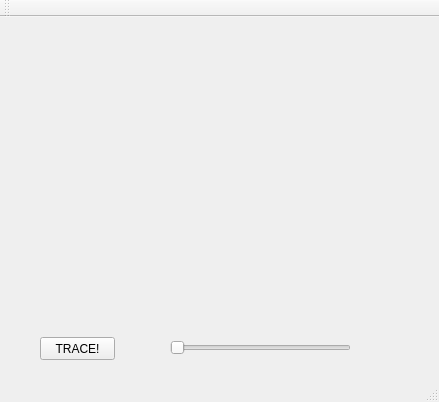
Old version of the form mainwindow.ui in the repository jrem090/Raytracer.
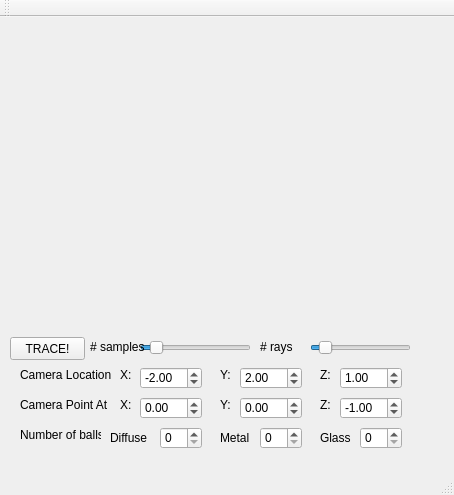
New version of the form.

The edit to the form file:
```diff
--- a/mainwindow.ui
+++ b/mainwindow.ui
@@ -6,8 +6,8 @@
    <rect>
     <x>0</x>
     <y>0</y>
-    <width>439</width>
-    <height>402</height>
+    <width>454</width>
+    <height>495</height>
    </rect>
   </property>
   <property name="windowTitle">
@@ -17,7 +17,7 @@
    <widget class="QPushButton" name="pushButton">
     <property name="geometry">
      <rect>
-      <x>40</x>
+      <x>10</x>
       <y>320</y>
       <width>75</width>
       <height>23</height>
@@ -40,16 +40,370 @@
    <widget class="QSlider" name="blue_slide">
     <property name="geometry">
      <rect>
-      <x>170</x>
+      <x>140</x>
       <y>320</y>
-      <width>181</width>
+      <width>111</width>
       <height>22</height>
      </rect>
     </property>
+    <property name="minimum">
+     <number>1</number>
+    </property>
+    <property name="maximum">
+     <number>100</number>
+    </property>
+    <property name="value">
+     <number>10</number>
+    </property>
     <property name="orientation">
      <enum>Qt::Horizontal</enum>
     </property>
    </widget>
+   <widget class="QSlider" name="num_rays">
+    <property name="geometry">
+     <rect>
+      <x>310</x>
+      <y>320</y>
+      <width>101</width>
+      <height>22</height>
+     </rect>
+    </property>
+    <property name="minimum">
+     <number>1</number>
+    </property>
+    <property name="maximum">
+     <number>100</number>
+    </property>
+    <property name="value">
+     <number>10</number>
+    </property>
+    <property name="orientation">
+     <enum>Qt::Horizontal</enum>
+    </property>
+    <property name="tickPosition">
+     <enum>QSlider::NoTicks</enum>
+    </property>
+   </widget>
+   <widget class="QDoubleSpinBox" name="camera_x">
+    <property name="geometry">
+     <rect>
+      <x>140</x>
+      <y>350</y>
+      <width>62</width>
+      <height>22</height>
+     </rect>
+    </property>
+    <property name="minimum">
+     <double>-10.000000000000000</double>
+    </property>
+    <property name="maximum">
+     <double>10.000000000000000</double>
+    </property>
+    <property name="value">
+     <double>-2.000000000000000</double>
+    </property>
+   </widget>
+   <widget class="QDoubleSpinBox" name="camera_y">
+    <property name="geometry">
+     <rect>
+      <x>240</x>
+      <y>350</y>
+      <width>62</width>
+      <height>22</height>
+     </rect>
+    </property>
+    <property name="minimum">
+     <double>-10.000000000000000</double>
+    </property>
+    <property name="singleStep">
+     <double>10.000000000000000</double>
+    </property>
+    <property name="value">
+     <double>2.000000000000000</double>
+    </property>
+   </widget>
+   <widget class="QDoubleSpinBox" name="camera_z">
+    <property name="geometry">
+     <rect>
+      <x>340</x>
+      <y>350</y>
+      <width>62</width>
+      <height>22</height>
+     </rect>
+    </property>
+    <property name="minimum">
+     <double>-10.000000000000000</double>
+    </property>
+    <property name="maximum">
+     <double>10.000000000000000</double>
+    </property>
+    <property name="value">
+     <double>1.000000000000000</double>
+    </property>
+   </widget>
+   <widget class="QDoubleSpinBox" name="point_x">
+    <property name="geometry">
+     <rect>
+      <x>140</x>
+      <y>380</y>
+      <width>62</width>
+      <height>22</height>
+     </rect>
+    </property>
+    <property name="minimum">
+     <double>-10.000000000000000</double>
+    </property>
+    <property name="maximum">
+     <double>10.000000000000000</double>
+    </property>
+   </widget>
+   <widget class="QDoubleSpinBox" name="point_y">
+    <property name="geometry">
+     <rect>
+      <x>240</x>
+      <y>380</y>
+      <width>62</width>
+      <height>22</height>
+     </rect>
+    </property>
+    <property name="minimum">
+     <double>-10.000000000000000</double>
+    </property>
+    <property name="maximum">
+     <double>10.000000000000000</double>
+    </property>
+   </widget>
+   <widget class="QDoubleSpinBox" name="point_z">
+    <property name="geometry">
+     <rect>
+      <x>340</x>
+      <y>380</y>
+      <width>62</width>
+      <height>22</height>
+     </rect>
+    </property>
+    <property name="minimum">
+     <double>-10.000000000000000</double>
+    </property>
+    <property name="maximum">
+     <double>10.000000000000000</double>
+    </property>
+    <property name="value">
+     <double>-1.000000000000000</double>
+    </property>
+   </widget>
+   <widget class="QSpinBox" name="num_diffuse">
+    <property name="geometry">
+     <rect>
+      <x>160</x>
+      <y>410</y>
+      <width>42</width>
+      <height>22</height>
+     </rect>
+    </property>
+   </widget>
+   <widget class="QSpinBox" name="num_metal">
+    <property name="geometry">
+     <rect>
+      <x>260</x>
+      <y>410</y>
+      <width>42</width>
+      <height>22</height>
+     </rect>
+    </property>
+   </widget>
+   <widget class="QSpinBox" name="num_glass">
+    <property name="geometry">
+     <rect>
+      <x>360</x>
+      <y>410</y>
+      <width>42</width>
+      <height>22</height>
+     </rect>
+    </property>
+   </widget>
+   <widget class="QLabel" name="label">
+    <property name="geometry">
+     <rect>
+      <x>20</x>
+      <y>350</y>
+      <width>91</width>
+      <height>16</height>
+     </rect>
+    </property>
+    <property name="text">
+     <string>Camera Location</string>
+    </property>
+   </widget>
+   <widget class="QLabel" name="label_2">
+    <property name="geometry">
+     <rect>
+      <x>120</x>
+      <y>350</y>
+      <width>16</width>
+      <height>16</height>
+     </rect>
+    </property>
+    <property name="text">
+     <string>X:</string>
+    </property>
+   </widget>
+   <widget class="QLabel" name="label_3">
+    <property name="geometry">
+     <rect>
+      <x>120</x>
+      <y>380</y>
+      <width>16</width>
+      <height>16</height>
+     </rect>
+    </property>
+    <property name="text">
+     <string>X:</string>
+    </property>
+   </widget>
+   <widget class="QLabel" name="label_4">
+    <property name="geometry">
+     <rect>
+      <x>220</x>
+      <y>350</y>
+      <width>16</width>
+      <height>16</height>
+     </rect>
+    </property>
+    <property name="text">
+     <string>Y:</string>
+    </property>
+   </widget>
+   <widget class="QLabel" name="label_5">
+    <property name="geometry">
+     <rect>
+      <x>220</x>
+      <y>380</y>
+      <width>16</width>
+      <height>16</height>
+     </rect>
+    </property>
+    <property name="text">
+     <string>Y:</string>
+    </property>
+   </widget>
+   <widget class="QLabel" name="label_6">
+    <property name="geometry">
+     <rect>
+      <x>320</x>
+      <y>350</y>
+      <width>21</width>
+      <height>16</height>
+     </rect>
+    </property>
+    <property name="text">
+     <string>Z:</string>
+    </property>
+   </widget>
+   <widget class="QLabel" name="label_7">
+    <property name="geometry">
+     <rect>
+      <x>320</x>
+      <y>380</y>
+      <width>21</width>
+      <height>16</height>
+     </rect>
+    </property>
+    <property name="text">
+     <string>Z:</string>
+    </property>
+   </widget>
+   <widget class="QLabel" name="label_8">
+    <property name="geometry">
+     <rect>
+      <x>20</x>
+      <y>380</y>
+      <width>91</width>
+      <height>16</height>
+     </rect>
+    </property>
+    <property name="text">
+     <string>Camera Point At</string>
+    </property>
+   </widget>
+   <widget class="QLabel" name="label_9">
+    <property name="geometry">
+     <rect>
+      <x>20</x>
+      <y>410</y>
+      <width>81</width>
+      <height>16</height>
+     </rect>
+    </property>
+    <property name="text">
+     <string>Number of balls</string>
+    </property>
+   </widget>
+   <widget class="QLabel" name="label_10">
+    <property name="geometry">
+     <rect>
+      <x>110</x>
+      <y>410</y>
+      <width>41</width>
+      <height>21</height>
+     </rect>
+    </property>
+    <property name="text">
+     <string>Diffuse</string>
+    </property>
+   </widget>
+   <widget class="QLabel" name="label_11">
+    <property name="geometry">
+     <rect>
+      <x>220</x>
+      <y>410</y>
+      <width>41</width>
+      <height>21</height>
+     </rect>
+    </property>
+    <property name="text">
+     <string>Metal</string>
+    </property>
+   </widget>
+   <widget class="QLabel" name="label_12">
+    <property name="geometry">
+     <rect>
+      <x>320</x>
+      <y>410</y>
+      <width>41</width>
+      <height>21</height>
+     </rect>
+    </property>
+    <property name="text">
+     <string>Glass</string>
+    </property>
+   </widget>
+   <widget class="QLabel" name="label_13">
+    <property name="geometry">
+     <rect>
+      <x>90</x>
+      <y>320</y>
+      <width>61</width>
+      <height>20</height>
+     </rect>
+    </property>
+    <property name="text">
+     <string># samples</string>
+    </property>
+   </widget>
+   <widget class="QLabel" name="label_14">
+    <property name="geometry">
+     <rect>
+      <x>260</x>
+      <y>320</y>
+      <width>61</width>
+      <height>20</height>
+     </rect>
+    </property>
+    <property name="text">
+     <string># rays</string>
+    </property>
+   </widget>
   </widget>
   <widget class="QMenuBar" name="menuBar">
    <property name="geometry">
```
Left out of the diff: 4 changed lines with no effect on the pictures.
